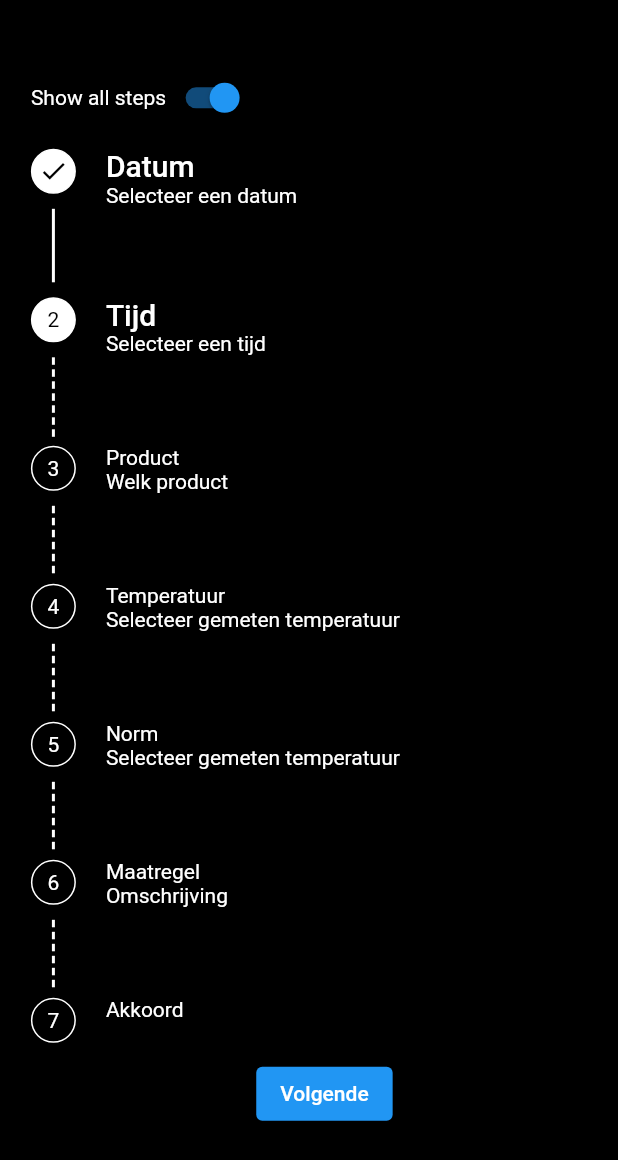
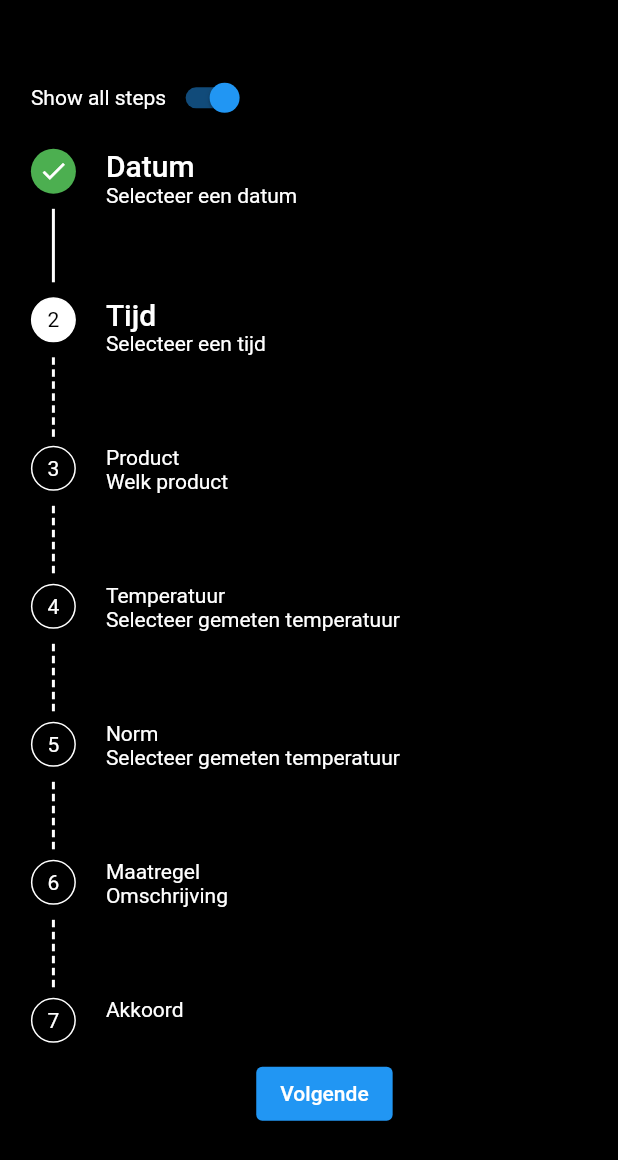
Before and after one commit to Iconica-Development/flutter_stepper, a Flutter app: the screen it shows after launch, on a phone screen of 412 x 824 dp. Shown: the top 1160 px of the screen. Run offline on Flutter 3.47's test engine with Material 2 defaults, Android fonts, the light colour scheme and no system bars.

Commit message:
Added themes for the different states  opf the stap indicators

```diff
--- a/example/lib/vertical_multi.dart
+++ b/example/lib/vertical_multi.dart
@@ -34,10 +34,30 @@ class _VerticalMultiPageStepperState extends State<VerticalMultiPageStepper> {
         ),
         MultiStepperView(
           theme: StepperTheme(
-            stepIndicatorTextStyleActive:
-                Theme.of(context).textTheme.bodyText2?.copyWith(
+            stepIndicatorActiveTheme: StepIndicatorActiveTheme(
+                backgroundColor: Colors.white,
+                textStyle: Theme.of(context).textTheme.bodyText2?.copyWith(
                       color: Colors.black,
                     ),
+                border: Border.all(
+                  color: Colors.white,
+                ),
+              ),
+              stepIndicatorInactiveTheme: StepIndicatorInactiveTheme(
+                backgroundColor: Colors.black,
+                textStyle: Theme.of(context).textTheme.bodyText2?.copyWith(
+                      color: Colors.white,
+                    ),
+                border: Border.all(
+                  color: Colors.white,
+                ),
+              ),
+              stepIndicatorDoneTheme: StepIndicatorDoneTheme(
+                backgroundColor: Colors.green,
+                textStyle: Theme.of(context).textTheme.bodyText2?.copyWith(
+                      color: Colors.white,
+                    ),
+              ),
             lineColor: Colors.white,
           ),
           showAllSteps: false,
--- a/example/lib/vertical_single.dart
+++ b/example/lib/vertical_single.dart
@@ -24,14 +24,30 @@ class _VerticalSinglePageStepperState extends State<VerticalSinglePageStepper> {
           scrollDirection: Axis.vertical,
           child: MultiStepperView(
             theme: StepperTheme(
-              stepIndicatorTextStyleActive:
-                  Theme.of(context).textTheme.bodyText2?.copyWith(
-                        color: Colors.black,
-                      ),
-              stepIndicatorTextStyleInactive:
-                  Theme.of(context).textTheme.bodyText2?.copyWith(
-                        color: Colors.white,
-                      ),
+              stepIndicatorActiveTheme: StepIndicatorActiveTheme(
+                backgroundColor: Colors.white,
+                textStyle: Theme.of(context).textTheme.bodyText2?.copyWith(
+                      color: Colors.black,
+                    ),
+                border: Border.all(
+                  color: Colors.white,
+                ),
+              ),
+              stepIndicatorInactiveTheme: StepIndicatorInactiveTheme(
+                backgroundColor: Colors.black,
+                textStyle: Theme.of(context).textTheme.bodyText2?.copyWith(
+                      color: Colors.white,
+                    ),
+                border: Border.all(
+                  color: Colors.white,
+                ),
+              ),
+              stepIndicatorDoneTheme: StepIndicatorDoneTheme(
+                backgroundColor: Colors.green,
+                textStyle: Theme.of(context).textTheme.bodyText2?.copyWith(
+                      color: Colors.white,
+                    ),
+              ),
               lineColor: Colors.white,
             ),
             showAllSteps: true,
--- /dev/null
+++ b/lib/src/models/step_indicator_active_theme.dart
@@ -0,0 +1,19 @@
+// SPDX-FileCopyrightText: 2022 Iconica
+//
+// SPDX-License-Identifier: BSD-3-Clause
+
+import 'package:flutter/material.dart';
+
+class StepIndicatorActiveTheme {
+  const StepIndicatorActiveTheme({
+    this.backgroundColor,
+    this.border,
+    this.textStyle,
+  });
+
+  final Color? backgroundColor;
+
+  final BoxBorder? border;
+
+  final TextStyle? textStyle;
+}
--- /dev/null
+++ b/lib/src/models/step_indicator_done_theme.dart
@@ -0,0 +1,19 @@
+// SPDX-FileCopyrightText: 2022 Iconica
+//
+// SPDX-License-Identifier: BSD-3-Clause
+
+import 'package:flutter/material.dart';
+
+class StepIndicatorDoneTheme {
+  const StepIndicatorDoneTheme({
+    this.backgroundColor,
+    this.border,
+    this.textStyle,
+  });
+
+  final Color? backgroundColor;
+
+  final BoxBorder? border;
+
+  final TextStyle? textStyle;
+}
--- /dev/null
+++ b/lib/src/models/step_indicator_inactive_theme.dart
@@ -0,0 +1,19 @@
+// SPDX-FileCopyrightText: 2022 Iconica
+//
+// SPDX-License-Identifier: BSD-3-Clause
+
+import 'package:flutter/material.dart';
+
+class StepIndicatorInactiveTheme {
+  const StepIndicatorInactiveTheme({
+    this.backgroundColor,
+    this.border,
+    this.textStyle,
+  });
+
+  final Color? backgroundColor;
+
+  final BoxBorder? border;
+
+  final TextStyle? textStyle;
+}
--- a/lib/src/models/stepper_theme.dart
+++ b/lib/src/models/stepper_theme.dart
@@ -3,6 +3,9 @@
 // SPDX-License-Identifier: BSD-3-Clause
 
 import 'package:flutter/material.dart';
+import 'package:flutter_stepper/src/models/step_indicator_active_theme.dart';
+import 'package:flutter_stepper/src/models/step_indicator_done_theme.dart';
+import 'package:flutter_stepper/src/models/step_indicator_inactive_theme.dart';
 
 class StepperTheme {
   /// The theme for the [MultiStepperView].
@@ -12,8 +15,9 @@ class StepperTheme {
     this.lineDashLength = 5,
     this.lineDashGapLength = 3,
     this.lineColor = Colors.black,
-    this.stepIndicatorTextStyleActive,
-    this.stepIndicatorTextStyleInactive,
+    this.stepIndicatorActiveTheme = const StepIndicatorActiveTheme(),
+    this.stepIndicatorInactiveTheme = const StepIndicatorInactiveTheme(),
+    this.stepIndicatorDoneTheme = const StepIndicatorDoneTheme(),
     this.stepIndicatorSize = 30,
     this.iconDone = Icons.check,
     this.iconSize = 20,
@@ -37,11 +41,14 @@ class StepperTheme {
   /// The color of the line.
   final Color lineColor;
 
-  /// The style of the step indicator text while active
-  final TextStyle? stepIndicatorTextStyleActive;
+  /// The style of the step indicator while active
+  final StepIndicatorActiveTheme stepIndicatorActiveTheme;
 
-  /// The style of the step indicator text while inactive.
-  final TextStyle? stepIndicatorTextStyleInactive;
+  /// The style of the step indicator while inactive.
+  final StepIndicatorInactiveTheme stepIndicatorInactiveTheme;
+
+  /// The style of the step indicator when step is done.
+  final StepIndicatorDoneTheme stepIndicatorDoneTheme;
 
   /// Height and width of the step indicator.
   final double stepIndicatorSize;
--- a/lib/src/stepper.dart
+++ b/lib/src/stepper.dart
@@ -60,6 +60,9 @@ class MultiStepperView extends StatelessWidget {
 
   @override
   Widget build(BuildContext context) {
+    var indicatorActiveTheme = theme.stepIndicatorActiveTheme;
+    var indicatorInactiveTheme = theme.stepIndicatorInactiveTheme;
+    var indicatorDoneTheme = theme.stepIndicatorDoneTheme;
     if (!showAllSteps) {
       return Row(
         crossAxisAlignment: CrossAxisAlignment.start,
@@ -78,7 +81,7 @@ class MultiStepperView extends StatelessWidget {
                   child: Center(
                     child: Text(
                       (currentStep + (zeroIndexed ? 0 : 1)).toString(),
-                      style: theme.stepIndicatorTextStyleActive ??
+                      style: indicatorActiveTheme.textStyle ??
                           Theme.of(context).textTheme.bodyText2,
                     ),
                   ),
@@ -129,44 +132,53 @@ class MultiStepperView extends StatelessWidget {
                                       height: theme.stepIndicatorSize,
                                       decoration: BoxDecoration(
                                         shape: BoxShape.circle,
-                                        border: Border.all(
-                                          color: theme
-                                                  .stepIndicatorTextStyleInactive
-                                                  ?.color ??
-                                              Colors.black,
-                                        ),
-                                        color: currentStep == i
-                                            ? theme
-                                                .stepIndicatorTextStyleInactive
-                                                ?.color
+                                        border: currentStep == i
+                                            ? indicatorActiveTheme.border
                                             : currentStep >=
                                                     (i + (zeroIndexed ? 0 : 1))
-                                                ? theme
-                                                    .stepIndicatorTextStyleInactive
-                                                    ?.color
-                                                : theme
-                                                    .stepIndicatorTextStyleActive
-                                                    ?.color,
+                                                ? indicatorDoneTheme.border
+                                                : indicatorInactiveTheme
+                                                        .border ??
+                                                    Border.all(
+                                                      color: Theme.of(context)
+                                                          .primaryColor,
+                                                    ),
+                                        color: currentStep == i
+                                            ? indicatorActiveTheme
+                                                .backgroundColor
+                                            : currentStep >=
+                                                    (i + (zeroIndexed ? 0 : 1))
+                                                ? indicatorDoneTheme
+                                                    .backgroundColor
+                                                : indicatorInactiveTheme
+                                                        .backgroundColor ??
+                                                    Theme.of(context)
+                                                        .primaryColor,
                                       ),
                                       child: Center(
                                         child: currentStep >=
-                                                (i + (zeroIndexed ? 0 : 1))
+                                                _getIndexNumber(
+                                                  index: i,
+                                                  zeroIndexed: zeroIndexed,
+                                                )
                                             ? Icon(
                                                 theme.iconDone,
                                                 size: theme.iconSize,
                                                 color: currentStep == i
                                                     ? theme
-                                                        .stepIndicatorTextStyleActive
+                                                        .stepIndicatorDoneTheme
+                                                        .textStyle
                                                         ?.color
                                                     : currentStep >=
-                                                            (i +
-                                                                (zeroIndexed
-                                                                    ? 0
-                                                                    : 1))
-                                                        ? theme
-                                                            .stepIndicatorTextStyleActive
-                                                            ?.color
-                                                        : theme.stepIndicatorTextStyleInactive
+                                                            _getIndexNumber(
+                                                              index: i,
+                                                              zeroIndexed:
+                                                                  zeroIndexed,
+                                                            )
+                                                        ? indicatorDoneTheme
+                                                            .textStyle?.color
+                                                        : indicatorInactiveTheme
+                                                                .textStyle
                                                                 ?.color ??
                                                             Theme.of(context)
                                                                 .textTheme
@@ -174,12 +186,15 @@ class MultiStepperView extends StatelessWidget {
                                                                 ?.color,
                                               )
                                             : Text(
-                                                (i + (zeroIndexed ? 0 : 1))
-                                                    .toString(),
+                                                _getIndexNumber(
+                                                  index: i,
+                                                  zeroIndexed: zeroIndexed,
+                                                ).toString(),
                                                 style: currentStep == i
-                                                    ? theme
-                                                        .stepIndicatorTextStyleActive
-                                                    : theme.stepIndicatorTextStyleInactive ??
+                                                    ? indicatorActiveTheme
+                                                        .textStyle
+                                                    : indicatorInactiveTheme
+                                                            .textStyle ??
                                                         Theme.of(context)
                                                             .textTheme
                                                             .bodyText2,
@@ -263,4 +278,11 @@ class MultiStepperView extends StatelessWidget {
       );
     }
   }
+
+  int _getIndexNumber({
+    required int index,
+    required bool zeroIndexed,
+  }) {
+    return index + (zeroIndexed ? 0 : 1);
+  }
 }
--- a/lib/stepper.dart
+++ b/lib/stepper.dart
@@ -5,5 +5,8 @@
 library stepper;
 
 export 'src/models/step.dart';
+export 'src/models/step_indicator_active_theme.dart';
+export 'src/models/step_indicator_done_theme.dart';
+export 'src/models/step_indicator_inactive_theme.dart';
 export 'src/models/stepper_theme.dart';
 export 'src/stepper.dart';
--- a/pubspec.yaml
+++ b/pubspec.yaml
@@ -1,10 +1,10 @@
 name: flutter_stepper
 description: Flutter package to create a Stepper widget that can be used to display a sequence of steps with a line between each step.
-version: 1.0.2
+version: 1.1.0
 homepage: https://github.com/Iconica-Development/stepper
 
 environment:
-  sdk: ">=2.17.6 <3.0.0"
+  sdk: ">=2.18.0 <3.0.0"
   flutter: ">=1.17.0"
 
 dependencies:
```
Also changed, not shown: example/pubspec.lock, 2 other files.
